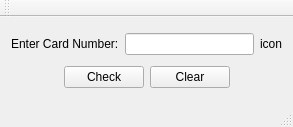
Qt form CCValGui/CCValGui.ui (hemx0147/CreditCardValidator) before a commit.
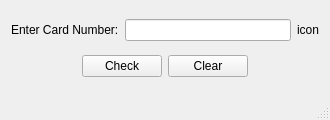
The same form after that commit.

Diff of the .ui file:
```diff
--- a/CCValGui/CCValGui.ui
+++ b/CCValGui/CCValGui.ui
@@ -6,8 +6,8 @@
    <rect>
     <x>0</x>
     <y>0</y>
-    <width>293</width>
-    <height>127</height>
+    <width>330</width>
+    <height>120</height>
    </rect>
   </property>
   <property name="windowTitle">
@@ -81,24 +81,6 @@
     </item>
    </layout>
   </widget>
-  <widget class="QMenuBar" name="menuBar">
-   <property name="geometry">
-    <rect>
-     <x>0</x>
-     <y>0</y>
-     <width>293</width>
-     <height>22</height>
-    </rect>
-   </property>
-  </widget>
-  <widget class="QToolBar" name="mainToolBar">
-   <attribute name="toolBarArea">
-    <enum>TopToolBarArea</enum>
-   </attribute>
-   <attribute name="toolBarBreak">
-    <bool>false</bool>
-   </attribute>
-  </widget>
   <widget class="QStatusBar" name="statusBar"/>
  </widget>
  <layoutdefault spacing="6" margin="11"/>
```
